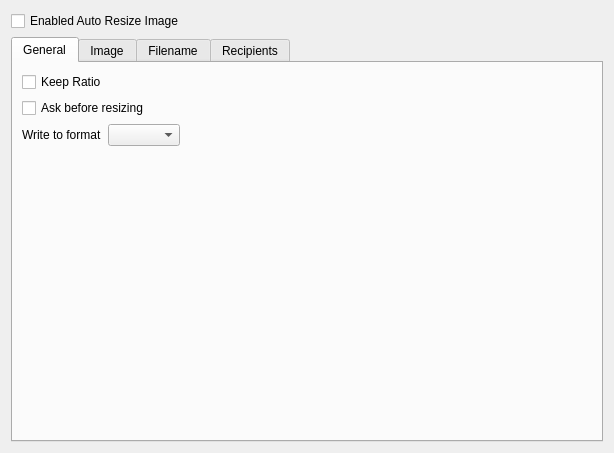
Before: the Qt Designer form messagecomposer/imagescaling/ui/imagescalingwidget.ui in KDE/kdepim, drawn with Qt 5.
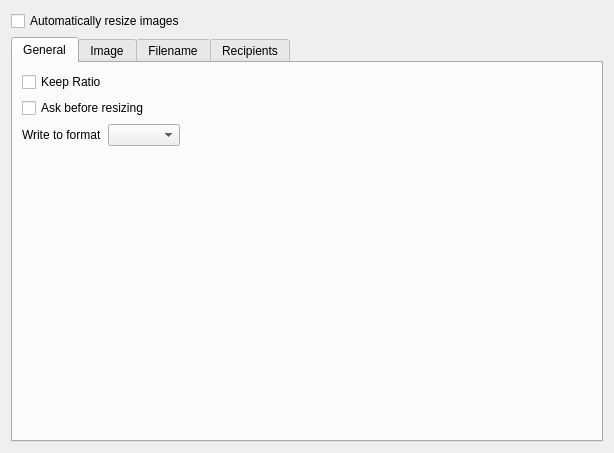
After: the same form once the commit is applied. Custom widgets are drawn as their Qt base class.

The edit to the form file:
```diff
--- a/messagecomposer/imagescaling/ui/imagescalingwidget.ui
+++ b/messagecomposer/imagescaling/ui/imagescalingwidget.ui
@@ -14,7 +14,7 @@
    <item>
     <widget class="QCheckBox" name="enabledAutoResize">
      <property name="text">
-      <string>Enabled Auto Resize Image</string>
+      <string>Automatically resize images</string>
      </property>
     </widget>
    </item>
```
